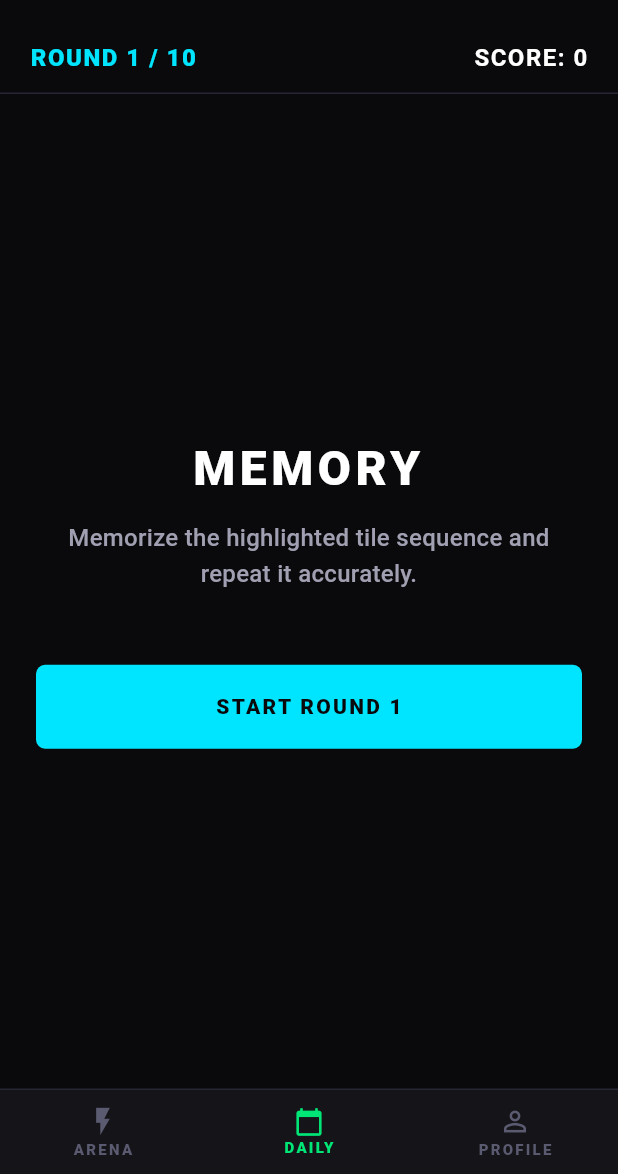
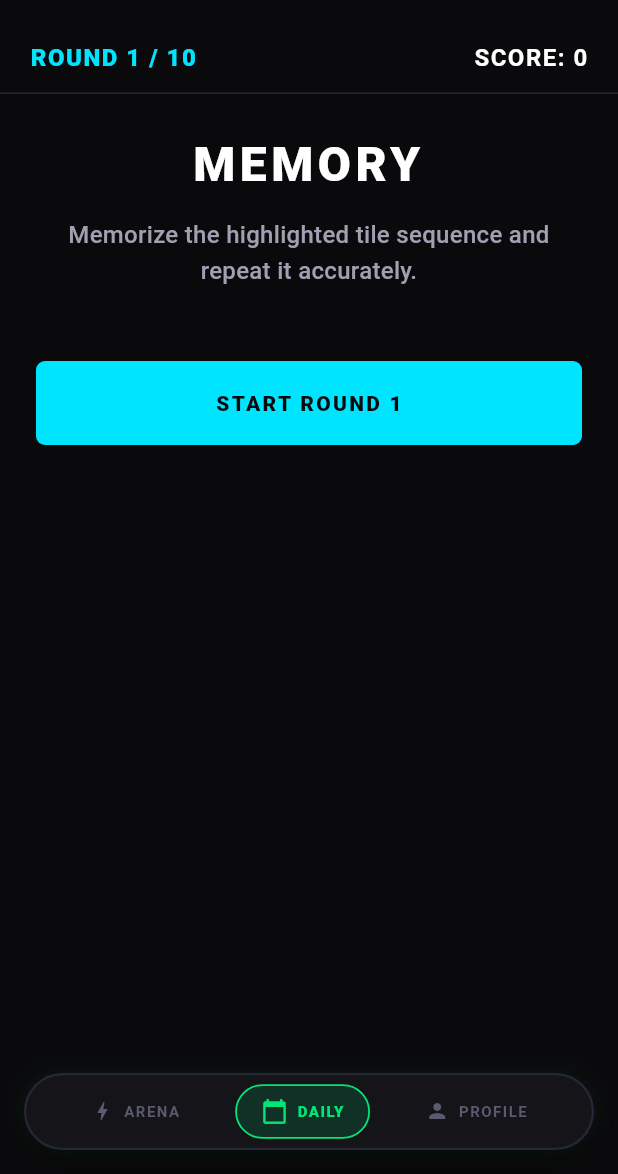
Before and after one commit to mxmatheus/Better-Than-You, a Flutter app: the AppShell screen opened by its route, item 2 of the bottom bar chosen, on a phone screen of 412 x 824 dp, the part 62-1236 px from its top. Run offline on Flutter 3.47's test engine with Material 3 defaults, Android fonts, the phone set to English and light mode, and no system bars; our stand-ins replace supabase_flutter; accounts and stored records are empty.

Commit message:
feat: integrate google oauth handling, fix display name persistence, and add pill navigation

```diff
--- a/lib/presentation/daily/daily_challenge_screen.dart
+++ b/lib/presentation/daily/daily_challenge_screen.dart
@@ -189,8 +189,13 @@ class _DailyChallengeScreenState extends State<DailyChallengeScreen> {
   }
 
   Widget _buildPreparationView(ChallengeType type) {
-    return Padding(
-      padding: const EdgeInsets.all(24.0),
+    return SingleChildScrollView(
+      padding: const EdgeInsets.only(
+        left: 24.0,
+        right: 24.0,
+        top: 24.0,
+        bottom: 96.0,
+      ),
       child: Column(
         mainAxisAlignment: MainAxisAlignment.center,
         crossAxisAlignment: CrossAxisAlignment.stretch,
--- a/lib/presentation/shell/app_shell.dart
+++ b/lib/presentation/shell/app_shell.dart
@@ -1,12 +1,12 @@
 import 'package:flutter/material.dart';
 import '../../core/theme/app_colors.dart';
-import '../../core/theme/app_typography.dart';
 import '../../domain/auth/auth_repository.dart';
 import '../../domain/daily/daily_challenge_repository.dart';
 import '../../domain/match/match_repository.dart';
 import '../daily/daily_challenge_screen.dart';
 import '../home/home_screen.dart';
 import '../profile/profile_screen.dart';
+import 'widgets/pill_bottom_navigation_bar.dart';
 
 class AppShell extends StatefulWidget {
   final int initialTab;
@@ -38,61 +38,21 @@ class _AppShellState extends State<AppShell> {
   @override
   Widget build(BuildContext context) {
     final screens = [
-      HomeScreen(matchRepository: widget.matchRepository),
+      HomeScreen(
+        matchRepository: widget.matchRepository,
+        authRepository: widget.authRepository,
+      ),
       DailyChallengeScreen(repository: widget.dailyRepository),
       ProfileScreen(authRepository: widget.authRepository),
     ];
 
     return Scaffold(
       backgroundColor: AppColors.background,
+      extendBody: true,
       body: IndexedStack(index: _currentIndex, children: screens),
-      bottomNavigationBar: Container(
-        decoration: const BoxDecoration(
-          color: AppColors.surface,
-          border: Border(
-            top: BorderSide(color: AppColors.surfaceBorder, width: 1.0),
-          ),
-        ),
-        child: BottomNavigationBar(
-          currentIndex: _currentIndex,
-          onTap: (idx) => setState(() => _currentIndex = idx),
-          backgroundColor: AppColors.surface,
-          selectedItemColor: AppColors.primary,
-          unselectedItemColor: AppColors.textMuted,
-          selectedLabelStyle: AppTypography.badgeText.copyWith(fontSize: 10),
-          unselectedLabelStyle: AppTypography.badgeText.copyWith(fontSize: 10),
-          type: BottomNavigationBarType.fixed,
-          elevation: 0,
-          items: const [
-            BottomNavigationBarItem(
-              icon: Icon(Icons.flash_on, size: 22),
-              activeIcon: Icon(
-                Icons.flash_on,
-                size: 22,
-                color: AppColors.primary,
-              ),
-              label: 'ARENA',
-            ),
-            BottomNavigationBarItem(
-              icon: Icon(Icons.calendar_today, size: 20),
-              activeIcon: Icon(
-                Icons.calendar_today,
-                size: 20,
-                color: AppColors.primary,
-              ),
-              label: 'DAILY',
-            ),
-            BottomNavigationBarItem(
-              icon: Icon(Icons.person_outline, size: 22),
-              activeIcon: Icon(
-                Icons.person,
-                size: 22,
-                color: AppColors.primary,
-              ),
-              label: 'PROFILE',
-            ),
-          ],
-        ),
+      bottomNavigationBar: PillBottomNavigationBar(
+        currentIndex: _currentIndex,
+        onTabSelected: (idx) => setState(() => _currentIndex = idx),
       ),
     );
   }
--- /dev/null
+++ b/lib/presentation/shell/widgets/pill_bottom_navigation_bar.dart
@@ -0,0 +1,135 @@
+import 'package:flutter/material.dart';
+import '../../../core/theme/app_colors.dart';
+import '../../../core/theme/app_typography.dart';
+
+class PillBottomNavigationBar extends StatelessWidget {
+  final int currentIndex;
+  final ValueChanged<int> onTabSelected;
+
+  const PillBottomNavigationBar({
+    super.key,
+    required this.currentIndex,
+    required this.onTabSelected,
+  });
+
+  @override
+  Widget build(BuildContext context) {
+    final bottomPadding = MediaQuery.of(context).padding.bottom;
+
+    return Container(
+      margin: EdgeInsets.only(
+        left: 16,
+        right: 16,
+        bottom: bottomPadding > 0 ? bottomPadding : 16,
+      ),
+      padding: const EdgeInsets.symmetric(horizontal: 6, vertical: 6),
+      decoration: BoxDecoration(
+        color: AppColors.surface,
+        borderRadius: BorderRadius.circular(36),
+        border: Border.all(color: AppColors.surfaceBorder, width: 1.5),
+        boxShadow: [
+          BoxShadow(
+            color: Colors.black.withAlpha(140),
+            blurRadius: 20,
+            offset: const Offset(0, 8),
+          ),
+          BoxShadow(
+            color: AppColors.primary.withAlpha(20),
+            blurRadius: 10,
+            spreadRadius: 0.5,
+          ),
+        ],
+      ),
+      child: Row(
+        mainAxisAlignment: MainAxisAlignment.spaceEvenly,
+        children: [
+          _PillNavItem(
+            index: 0,
+            currentIndex: currentIndex,
+            label: 'ARENA',
+            icon: Icons.bolt,
+            onTap: () => onTabSelected(0),
+          ),
+          _PillNavItem(
+            index: 1,
+            currentIndex: currentIndex,
+            label: 'DAILY',
+            icon: Icons.calendar_today,
+            onTap: () => onTabSelected(1),
+          ),
+          _PillNavItem(
+            index: 2,
+            currentIndex: currentIndex,
+            label: 'PROFILE',
+            icon: Icons.person,
+            onTap: () => onTabSelected(2),
+          ),
+        ],
+      ),
+    );
+  }
+}
+
+class _PillNavItem extends StatelessWidget {
+  final int index;
+  final int currentIndex;
+  final String label;
+  final IconData icon;
+  final VoidCallback onTap;
+
+  const _PillNavItem({
+    required this.index,
+    required this.currentIndex,
+    required this.label,
+    required this.icon,
+    required this.onTap,
+  });
+
+  @override
+  Widget build(BuildContext context) {
+    final isSelected = index == currentIndex;
+
+    return GestureDetector(
+      onTap: onTap,
+      behavior: HitTestBehavior.opaque,
+      child: AnimatedContainer(
+        duration: const Duration(milliseconds: 240),
+        curve: Curves.easeOutCubic,
+        padding: EdgeInsets.symmetric(
+          horizontal: isSelected ? 16 : 12,
+          vertical: 8,
+        ),
+        decoration: BoxDecoration(
+          color: isSelected
+              ? AppColors.primary.withAlpha(35)
+              : Colors.transparent,
+          borderRadius: BorderRadius.circular(24),
+          border: Border.all(
+            color: isSelected ? AppColors.primary : Colors.transparent,
+            width: 1.2,
+          ),
+        ),
+        child: Row(
+          mainAxisSize: MainAxisSize.min,
+          children: [
+            Icon(
+              icon,
+              size: isSelected ? 18 : 16,
+              color: isSelected ? AppColors.primary : AppColors.textMuted,
+            ),
+            const SizedBox(width: 6),
+            Text(
+              label,
+              style: AppTypography.badgeText.copyWith(
+                color: isSelected ? AppColors.primary : AppColors.textMuted,
+                fontSize: 10,
+                letterSpacing: 1.0,
+                fontWeight: isSelected ? FontWeight.w800 : FontWeight.w600,
+              ),
+            ),
+          ],
+        ),
+      ),
+    );
+  }
+}
```
Also changed, not shown: lib/domain/auth/supabase_auth_repository.dart (+8 -0 lines), lib/presentation/home/home_screen.dart (+25 -2 lines), lib/presentation/profile/profile_screen.dart (+34 -13 lines), 2 other files.
